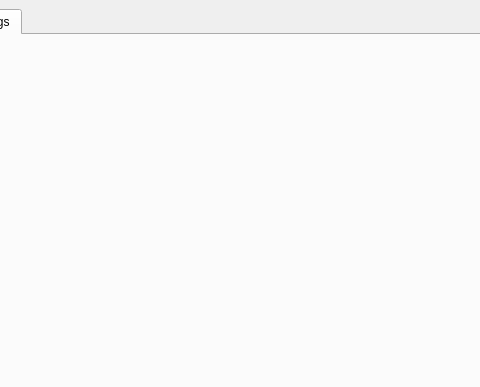
This is gesturesgui.ui in flisoch/gestures-gui as Qt 5 draws it before an edit; both pictures show x 225 to 705 and y 0 to 387 of the 800 by 600 pixel window. The edited form follows.
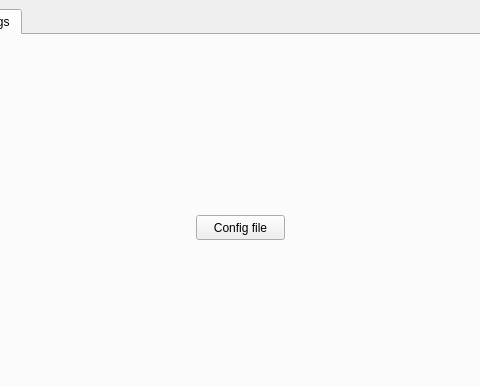
This is the edited form. The open tabs and pages were chosen to show the change.

Commit message: open gestures json config file base

```diff
--- a/gesturesgui.ui
+++ b/gesturesgui.ui
@@ -69,6 +69,19 @@
        <attribute name="title">
         <string>Settings</string>
        </attribute>
+       <widget class="QPushButton" name="pushButton">
+        <property name="geometry">
+         <rect>
+          <x>410</x>
+          <y>180</y>
+          <width>89</width>
+          <height>25</height>
+         </rect>
+        </property>
+        <property name="text">
+         <string>Config file</string>
+        </property>
+       </widget>
       </widget>
      </widget>
     </item>
```
Left out of the diff: 2 changed lines with no effect on the pictures. The commit also changes 3 other files.
